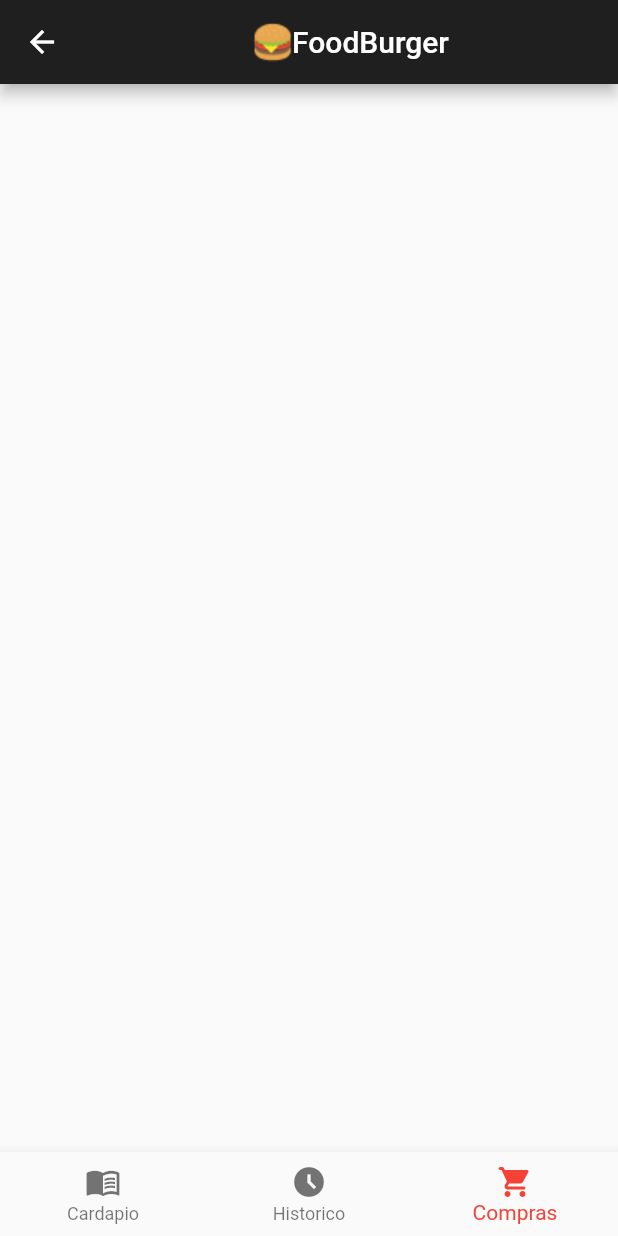
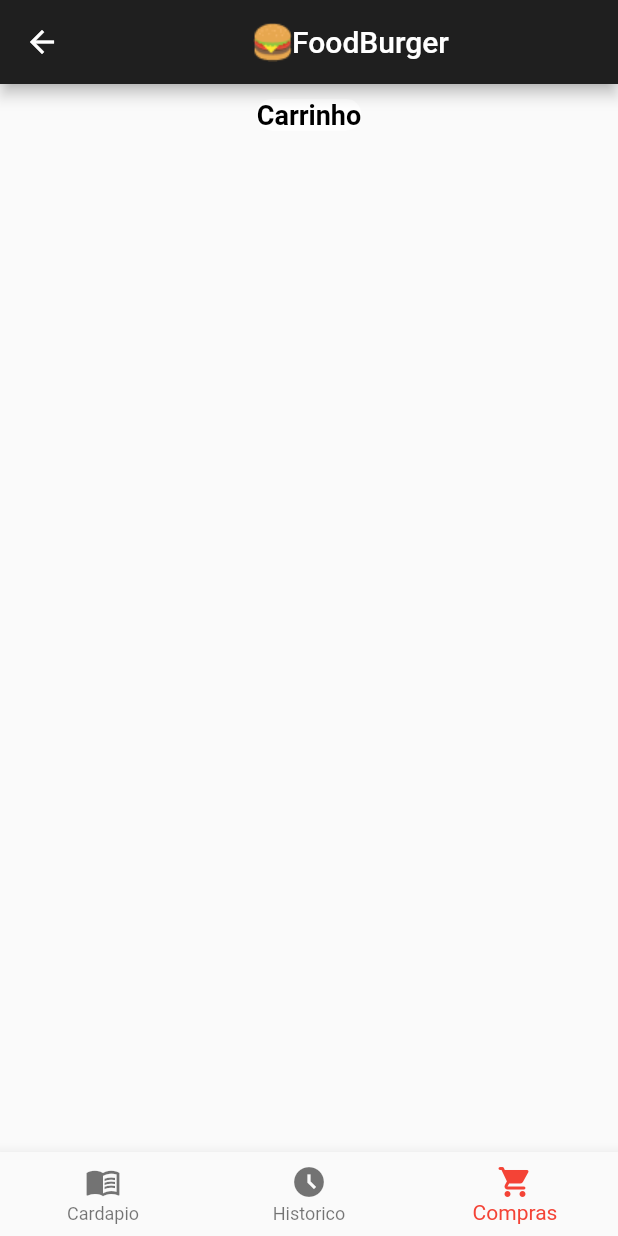
Before and after one commit to ArthurOlive/foodburger, a Flutter app: the PaymentCart screen opened by its route, on a phone screen of 412 x 824 dp. Run offline on Flutter 3.47's test engine with Material 2 defaults, Android fonts, the light colour scheme and no system bars.

Commit message:
feat. Carrinho com itens e controller

```diff
--- a/lib/app_widget.dart
+++ b/lib/app_widget.dart
@@ -1,5 +1,6 @@
 import 'package:flutter/cupertino.dart';
 import 'package:flutter/material.dart';
+import 'package:foodburger/controllers/cart_list_controller.dart';
 import 'package:foodburger/controllers/item_list_controller.dart';
 import 'package:foodburger/screens/history_page.dart';
 import 'package:foodburger/screens/item_confirm_page.dart';
@@ -12,7 +13,7 @@ class AppWidget extends StatelessWidget {
   @override
   Widget build(BuildContext context) {
     return AnimatedBuilder(
-      animation: ItemListController.instance,
+      animation: CartListController.instance,
       builder: (context, child) {
         return MaterialApp(
           theme: ThemeData(
--- a/lib/components/item_container.dart
+++ b/lib/components/item_container.dart
@@ -47,7 +47,6 @@ class Food extends StatelessWidget {
           Navigator.of(context).push(
             MaterialPageRoute(builder: (context) => Confirm(item: item)),
           );
-          print("Clicked container $cod");
         },
         borderRadius: BorderRadius.circular(5),
         child: Ink(
--- /dev/null
+++ b/lib/controllers/cart_list_controller.dart
@@ -0,0 +1,10 @@
+import 'dart:collection';
+
+import 'package:flutter/cupertino.dart';
+import 'package:foodburger/models/Item.dart';
+
+class CartListController extends ChangeNotifier {
+  static CartListController instance = CartListController();
+
+  HashMap<int, int> itens = new HashMap();
+}
--- a/lib/screens/payment_cart_page.dart
+++ b/lib/screens/payment_cart_page.dart
@@ -1,6 +1,10 @@
 import 'package:flutter/cupertino.dart';
 import 'package:flutter/material.dart';
 import 'package:foodburger/components/bottom_menu.dart';
+import 'package:foodburger/components/item_cart.dart';
+import 'package:foodburger/controllers/cart_list_controller.dart';
+import 'package:foodburger/controllers/item_list_controller.dart';
+import 'package:foodburger/style/font_text.dart';
 
 class PaymentCart extends StatefulWidget {
   const PaymentCart({Key? key}) : super(key: key);
@@ -27,10 +31,69 @@ class _PaymentCartState extends State<PaymentCart> {
         backgroundColor: Color.fromRGBO(31, 31, 31, 1),
         centerTitle: true,
       ),
-      body: Container(),
+      body: ListView(
+        children: [
+          Container(
+            child: Row(
+              mainAxisAlignment: MainAxisAlignment.center,
+              crossAxisAlignment: CrossAxisAlignment.center,
+              children: [
+                Container(
+                  margin: new EdgeInsets.symmetric(
+                      horizontal: 10.0, vertical: 10.0),
+                  decoration: BoxDecoration(
+                    color: Colors.white,
+                    borderRadius: BorderRadius.circular(10),
+                  ),
+                  child: Text(
+                    "Carrinho",
+                    style: titleText(),
+                  ),
+                )
+              ],
+            ),
+          ),
+          Container(
+            color: Colors.white,
+            child: Column(
+              mainAxisAlignment: MainAxisAlignment.center,
+              crossAxisAlignment: CrossAxisAlignment.center,
+              children: [
+                ...didMoutItems(),
+              ],
+            ),
+          ),
+        ],
+      ),
       bottomNavigationBar: BottomNavigatorMenu(
         option: 2,
       ),
     );
   }
 }
+
+List<FoodCart> didMoutItems() {
+  List<FoodCart> list = [];
+
+  //Poderia ter um metodo que pegaria os itens do banco
+  for (int i = 0; i < ItemListController.instance.itens.length; i++) {
+    if (CartListController.instance.itens
+            .containsKey(ItemListController.instance.itens[i].cod) &&
+        CartListController
+                .instance.itens[ItemListController.instance.itens[i].cod]! >
+            0) {
+      list.add(FoodCart(
+        imageIcon: Image.asset(
+          ItemListController.instance.itens[i].imageUrl,
+          fit: BoxFit.cover,
+        ),
+        name: ItemListController.instance.itens[i].name,
+        price: ItemListController.instance.itens[i].price,
+        description: ItemListController.instance.itens[i].description,
+        cod: ItemListController.instance.itens[i].cod,
+      ));
+    }
+  }
+
+  return list;
+}
```
Also changed, not shown: lib/components/item_cart.dart (added, +97 -0 lines), lib/screens/item_confirm_page.dart (+10 -0 lines).
